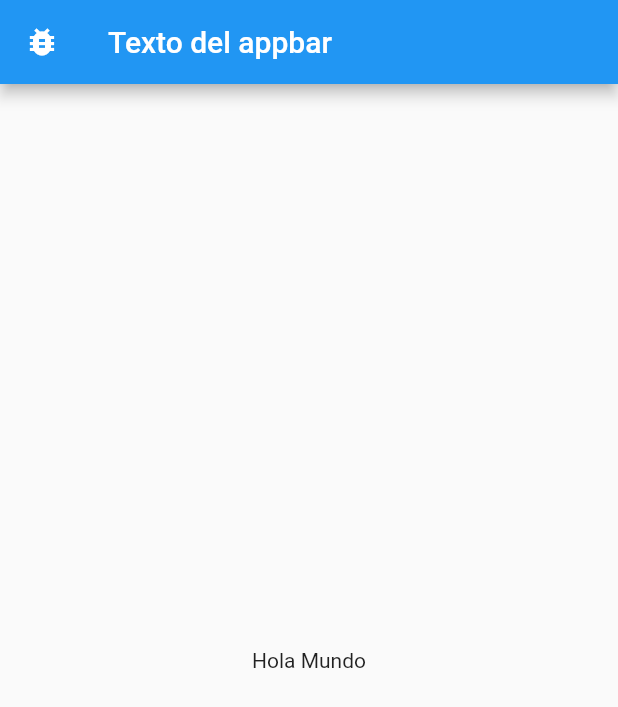
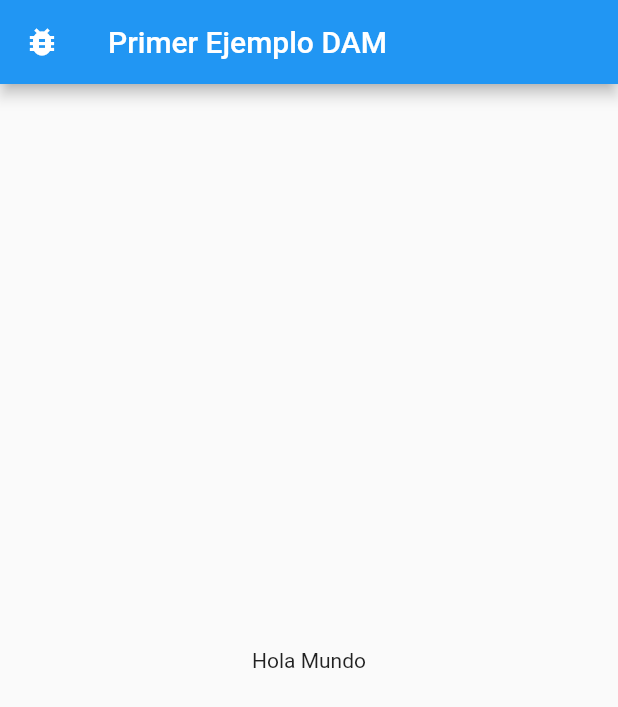
Before and after one commit to Felipe80/DAM_2022_2, a Flutter app: the screen it shows after launch, on a phone screen of 412 x 824 dp. Shown: the top 707 px of the screen. Run offline on Flutter 3.47's test engine with Material 2 defaults, Android fonts, the phone set to English and light mode, and no system bars.

Commit message:
cambio de título appbar para primer ejemplo

```diff
--- a/U1/u1_20220819_e1/lib/pages/home.dart
+++ b/U1/u1_20220819_e1/lib/pages/home.dart
@@ -8,7 +8,7 @@ class HomePage extends StatelessWidget {
     return Scaffold(
       appBar: AppBar(
         leading: Icon(Icons.bug_report),
-        title: Text('Texto del appbar'),
+        title: Text('Primer Ejemplo DAM'),
       ),
       body: Center(
         child: Text('Hola Mundo'),
```
